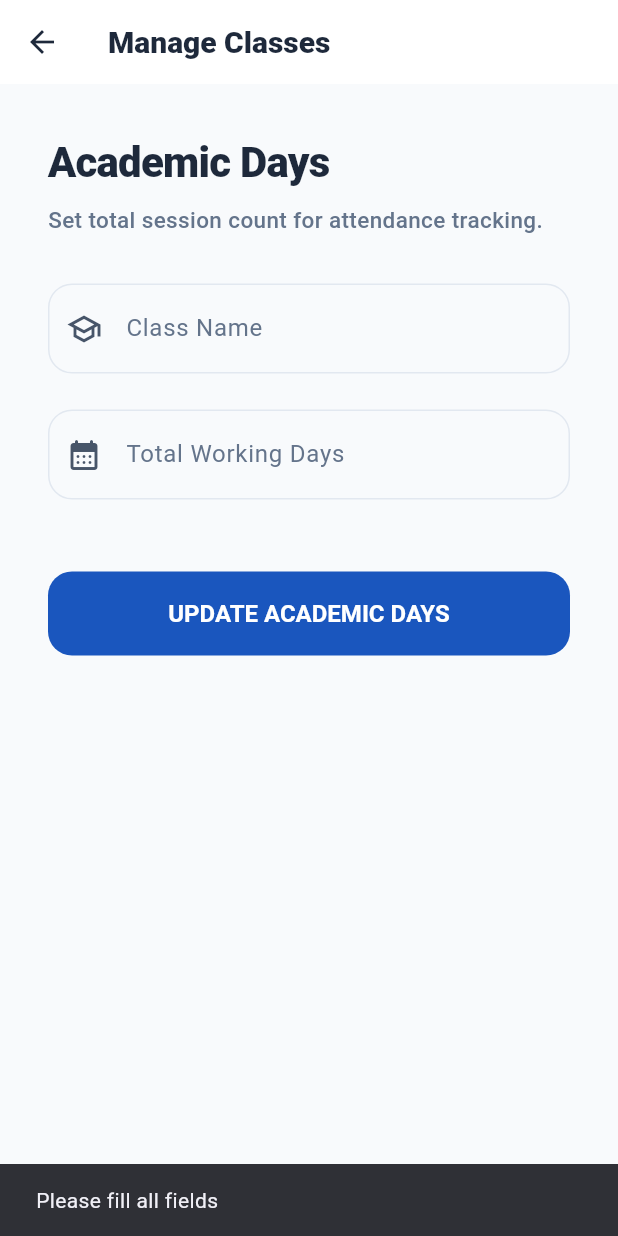
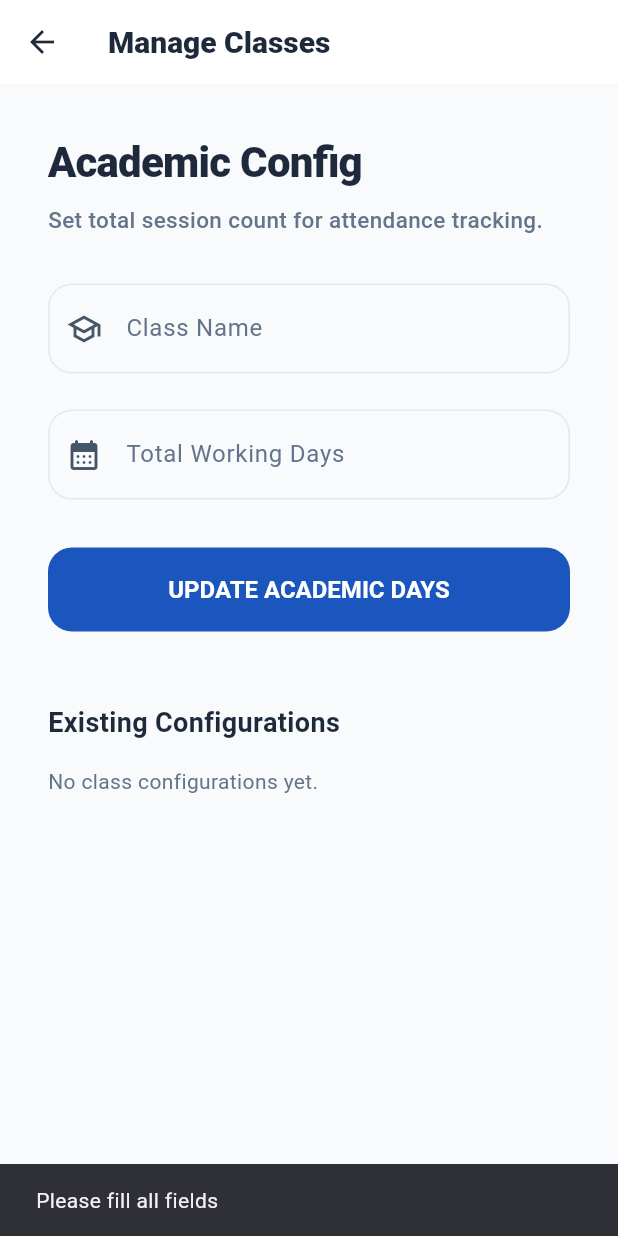
Before and after one commit to shirinsakeer/edupresence, a Flutter app: the ManageClasses screen opened directly, after a tap on "UPDATE ACADEMIC DAYS", on a phone screen of 412 x 824 dp. Run offline on Flutter 3.47's test engine with Material 3 defaults, Android fonts, the phone set to English and light mode, and no system bars; our stand-ins replace cloud_firestore, firebase_auth, firebase_core, google_generative_ai, image_picker; accounts and stored records are empty; network calls fail.

Commit message:
feat: implement teacher screen for managing class total working days.

```diff
--- a/lib/screens/teacher/manage_classes.dart
+++ b/lib/screens/teacher/manage_classes.dart
@@ -35,7 +35,7 @@ class _ManageClassesState extends State<ManageClasses> {
             crossAxisAlignment: CrossAxisAlignment.start,
             children: [
               const Text(
-                "Academic Days",
+                "Academic Config",
                 style: TextStyle(
                   fontSize: 28,
                   fontWeight: FontWeight.w900,
@@ -84,7 +84,7 @@ class _ManageClassesState extends State<ManageClasses> {
                 icon: Icons.calendar_month_rounded,
                 keyboardType: TextInputType.number,
               ),
-              const SizedBox(height: 48),
+              const SizedBox(height: 32),
               SizedBox(
                 width: double.infinity,
                 height: 56,
@@ -122,7 +122,8 @@ class _ManageClassesState extends State<ManageClasses> {
                                         Text("Total days updated successfully"),
                                     backgroundColor: Colors.green,
                                     behavior: SnackBarBehavior.floating));
-                            Navigator.pop(context);
+                            _classController.clear();
+                            _daysController.clear();
                           }
                         },
                   style: ElevatedButton.styleFrom(
@@ -142,6 +143,76 @@ class _ManageClassesState extends State<ManageClasses> {
                           style: TextStyle(
                               fontWeight: FontWeight.bold, fontSize: 16)),
                 ),
+              ),
+              const SizedBox(height: 48),
+              const Text(
+                "Existing Configurations",
+                style: TextStyle(
+                  fontSize: 18,
+                  fontWeight: FontWeight.bold,
+                  color: Color(0xFF1E293B),
+                ),
+              ),
+              const SizedBox(height: 16),
+              StreamBuilder<QuerySnapshot>(
+                stream: FirebaseFirestore.instance
+                    .collection('classes')
+                    .snapshots(),
+                builder: (context, snapshot) {
+                  if (snapshot.connectionState == ConnectionState.waiting) {
+                    return const Center(child: CircularProgressIndicator());
+                  }
+                  if (!snapshot.hasData || snapshot.data!.docs.isEmpty) {
+                    return const Text("No class configurations yet.",
+                        style: TextStyle(color: Color(0xFF64748B)));
+                  }
+                  return ListView.builder(
+                    shrinkWrap: true,
+                    physics: const NeverScrollableScrollPhysics(),
+                    itemCount: snapshot.data!.docs.length,
+                    itemBuilder: (context, index) {
+                      final doc = snapshot.data!.docs[index];
+                      final data = doc.data() as Map<String, dynamic>;
+                      return Container(
+                        margin: const EdgeInsets.only(bottom: 12),
+                        padding: const EdgeInsets.all(16),
+                        decoration: BoxDecoration(
+                          color: const Color(0xFFF8FAFC),
+                          borderRadius: BorderRadius.circular(16),
+                          border: Border.all(color: const Color(0xFFE2E8F0)),
+                        ),
+                        child: Row(
+                          children: [
+                            const Icon(Icons.school_rounded,
+                                color: Color(0xFF1A56BE)),
+                            const SizedBox(width: 16),
+                            Expanded(
+                              child: Text(
+                                doc.id,
+                                style: const TextStyle(
+                                    fontWeight: FontWeight.bold, fontSize: 16),
+                              ),
+                            ),
+                            Container(
+                              padding: const EdgeInsets.symmetric(
+                                  horizontal: 12, vertical: 6),
+                              decoration: BoxDecoration(
+                                color: const Color(0xFF1A56BE).withOpacity(0.1),
+                                borderRadius: BorderRadius.circular(8),
+                              ),
+                              child: Text(
+                                "${data['totalDays']} Days",
+                                style: const TextStyle(
+                                    color: Color(0xFF1A56BE),
+                                    fontWeight: FontWeight.bold),
+                              ),
+                            ),
+                          ],
+                        ),
+                      );
+                    },
+                  );
+                },
               ),
             ],
           ),
```
